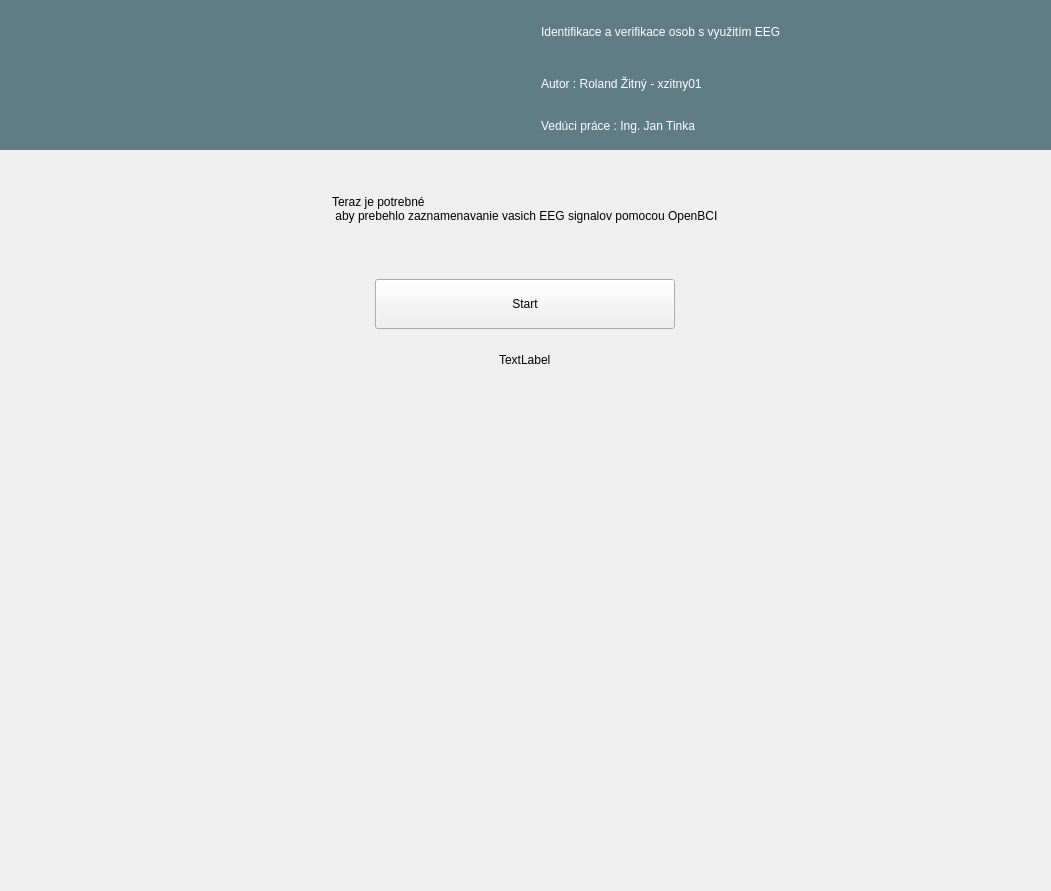
Before: the Qt Designer form nas/gui/designs/stimuli_presentation.ui in roland-zitny/BC-NAS, drawn with Qt 5.
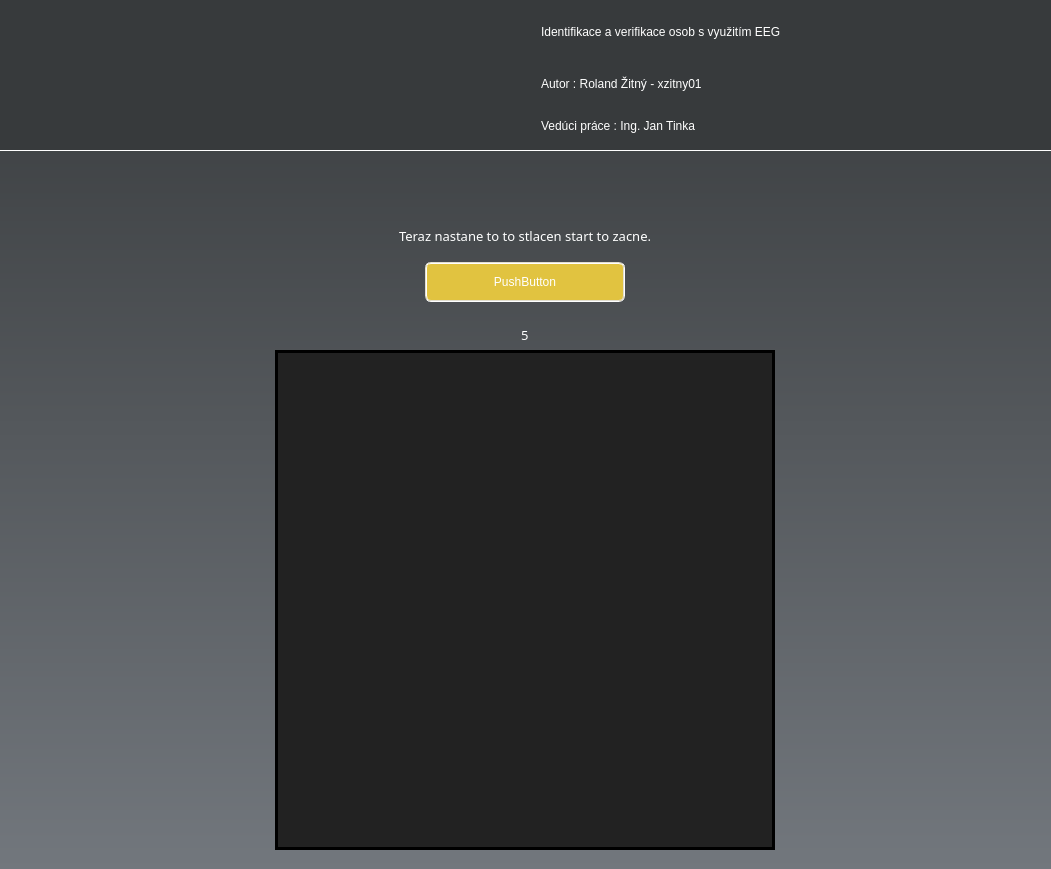
After: the same form once the commit is applied. Icons and pictures are not drawn.

What changed in the file:
```diff
--- a/nas/gui/designs/stimuli_presentation.ui
+++ b/nas/gui/designs/stimuli_presentation.ui
@@ -7,13 +7,16 @@
     <x>0</x>
     <y>0</y>
     <width>1051</width>
-    <height>825</height>
+    <height>869</height>
    </rect>
   </property>
   <property name="windowTitle">
    <string>MainWindow</string>
   </property>
   <widget class="QWidget" name="centralwidget">
+   <property name="styleSheet">
+    <string notr="true">background-color: qlineargradient(spread:pad, x1:0 y1:0, x2:0 y2:1, stop:0 #373a3c, stop:1 #72777d);</string>
+   </property>
    <layout class="QVBoxLayout" name="verticalLayout_2">
     <property name="leftMargin">
      <number>0</number>
@@ -24,22 +27,26 @@
     <property name="rightMargin">
      <number>0</number>
     </property>
+    <property name="bottomMargin">
+     <number>10</number>
+    </property>
     <item>
      <widget class="QWidget" name="Header" native="true">
       <property name="minimumSize">
        <size>
         <width>0</width>
-        <height>150</height>
+        <height>151</height>
        </size>
       </property>
       <property name="maximumSize">
        <size>
         <width>16777215</width>
-        <height>150</height>
+        <height>151</height>
        </size>
       </property>
       <property name="styleSheet">
-       <string notr="true">background-color: rgb(96, 125, 134);</string>
+       <string notr="true">background-color: #373a3c;
+border-bottom: 1px solid white;</string>
       </property>
       <layout class="QHBoxLayout" name="horizontalLayout">
        <property name="spacing">
@@ -71,6 +78,9 @@
            <height>150</height>
           </size>
          </property>
+         <property name="styleSheet">
+          <string notr="true">border-bottom: none;</string>
+         </property>
          <property name="text">
           <string/>
          </property>
@@ -80,6 +90,15 @@
          <property name="scaledContents">
           <bool>true</bool>
          </property>
+         <property name="alignment">
+          <set>Qt::AlignLeading|Qt::AlignLeft|Qt::AlignTop</set>
+         </property>
+         <property name="margin">
+          <number>1</number>
+         </property>
+         <property name="indent">
+          <number>0</number>
+         </property>
         </widget>
        </item>
        <item>
@@ -103,7 +122,8 @@
            </property>
            <property name="styleSheet">
             <string notr="true">color: rgb(255, 255, 255);
-font: 63 26pt &quot;Yu Gothic UI Semibold&quot;;</string>
+font: 63 26pt &quot;Yu Gothic UI Semibold&quot;;
+border-bottom: none;</string>
            </property>
            <property name="text">
             <string>Identifikace a verifikace osob s využitím EEG</string>
@@ -120,7 +140,8 @@
            </property>
            <property name="styleSheet">
             <string notr="true">font: 63 12pt &quot;Yu Gothic UI Semibold&quot;;
-color: rgb(255, 255, 255);</string>
+color: rgb(255, 255, 255);
+border-bottom: none;</string>
            </property>
            <property name="text">
             <string>Autor : Roland Žitný - xzitny01</string>
@@ -137,7 +158,8 @@
            </property>
            <property name="styleSheet">
             <string notr="true">font: 63 12pt &quot;Yu Gothic UI Semibold&quot;;
-color: rgb(255, 255, 255);</string>
+color: rgb(255, 255, 255);
+border-bottom: none;</string>
            </property>
            <property name="text">
             <string>Vedúci práce : Ing. Jan Tinka</string>
@@ -149,91 +171,85 @@
       </layout>
      </widget>
     </item>
-    <item>
-     <spacer name="verticalSpacer">
-      <property name="orientation">
-       <enum>Qt::Vertical</enum>
-      </property>
-      <property name="sizeType">
-       <enum>QSizePolicy::Fixed</enum>
-      </property>
-      <property name="sizeHint" stdset="0">
-       <size>
-        <width>20</width>
-        <height>30</height>
-       </size>
-      </property>
-     </spacer>
-    </item>
     <item>
      <widget class="QWidget" name="StimuliInfoWidget" native="true">
+      <property name="styleSheet">
+       <string notr="true">background-color: rgba(255, 255, 255, 0);</string>
+      </property>
       <layout class="QVBoxLayout" name="StimuliInfoLayout">
+       <property name="topMargin">
+        <number>60</number>
+       </property>
        <item alignment="Qt::AlignHCenter|Qt::AlignVCenter">
-        <widget class="QLabel" name="EEG_info_label">
+        <widget class="QLabel" name="StimPresInfo">
+         <property name="styleSheet">
+          <string notr="true">font: 10pt Bahnschrift SemiBold;
+color: white;</string>
+         </property>
          <property name="text">
-          <string>Teraz je potrebné 
- aby prebehlo zaznamenavanie vasich EEG signalov pomocou OpenBCI</string>
+          <string>Teraz nastane to to stlacen start to zacne.</string>
          </property>
         </widget>
        </item>
-       <item>
-        <spacer name="spacer_1">
-         <property name="orientation">
-          <enum>Qt::Vertical</enum>
-         </property>
-         <property name="sizeType">
-          <enum>QSizePolicy::Fixed</enum>
-         </property>
-         <property name="sizeHint" stdset="0">
-          <size>
-           <width>20</width>
-           <height>50</height>
-          </size>
-         </property>
-        </spacer>
-       </item>
-       <item alignment="Qt::AlignHCenter">
-        <widget class="QPushButton" name="StartRecordingBtn">
+       <item alignment="Qt::AlignHCenter|Qt::AlignVCenter">
+        <widget class="QPushButton" name="StartRecording">
          <property name="minimumSize">
           <size>
-           <width>300</width>
-           <height>50</height>
+           <width>200</width>
+           <height>40</height>
           </size>
          </property>
          <property name="maximumSize">
           <size>
-           <width>300</width>
-           <height>50</height>
+           <width>200</width>
+           <height>40</height>
           </size>
          </property>
+         <property name="styleSheet">
+          <string notr="true">QPushButton{
+background-color: #E1C340;
+border-radius: 6px;
+border-width: 2px;
+border-style: groove;
+border-color: #E2DED0;
+font: 63 10pt &quot;Bahnschrift SemiBold&quot;;
+color: white;
+}
+
+QPushButton::hover
+{
+background-color: #e8ce5f;
+border-color: #adaa9e;
+}
+
+QPushButton::pressed {
+border-width: 3px;
+background-color: #e8ce5f;
+border-color: #adaa9e;
+}</string>
+         </property>
          <property name="text">
-          <string>Start</string>
+          <string>PushButton</string>
          </property>
         </widget>
        </item>
-       <item>
-        <spacer name="spacer_2">
-         <property name="orientation">
-          <enum>Qt::Vertical</enum>
-         </property>
-         <property name="sizeHint" stdset="0">
-          <size>
-           <width>20</width>
-           <height>40</height>
-          </size>
-         </property>
-        </spacer>
-       </item>
       </layout>
      </widget>
     </item>
     <item>
      <widget class="QWidget" name="StimuliLayoutWidget" native="true">
+      <property name="styleSheet">
+       <string notr="true">background-color: rgba(255, 255, 255, 0);</string>
+      </property>
       <layout class="QVBoxLayout" name="StimuliLayout">
-       <item alignment="Qt::AlignHCenter">
-        <widget class="QLabel" name="InfoTimeLabel">
+       <item alignment="Qt::AlignHCenter|Qt::AlignVCenter">
+        <widget class="QLabel" name="StartTimerLabel">
+         <property name="styleSheet">
+          <string notr="true">font: 10pt Bahnschrift SemiBold;
+color: white;</string>
+         </property>
          <property name="text">
-          <string>TextLabel</string>
+          <string>5</string>
          </property>
         </widget>
        </item>
@@ -252,7 +268,8 @@
           </size>
          </property>
          <property name="styleSheet">
-          <string notr="true"/>
+          <string notr="true">background-color: rgb(34, 34, 34);
+border: 3px solid black</string>
          </property>
          <property name="text">
           <string/>
```
Left out of the diff: 8 changed lines with no effect on the pictures.
